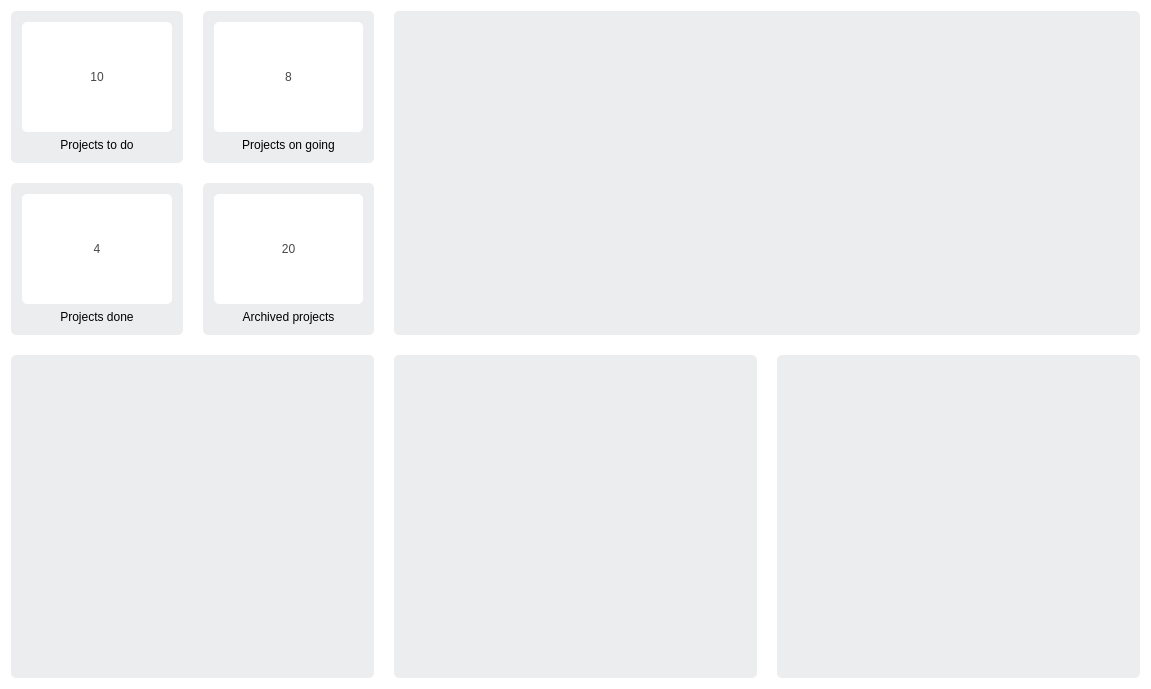
The window that dashboard.ui (Masha58/KeyPlan) describes before a commit, drawn with Qt 5.
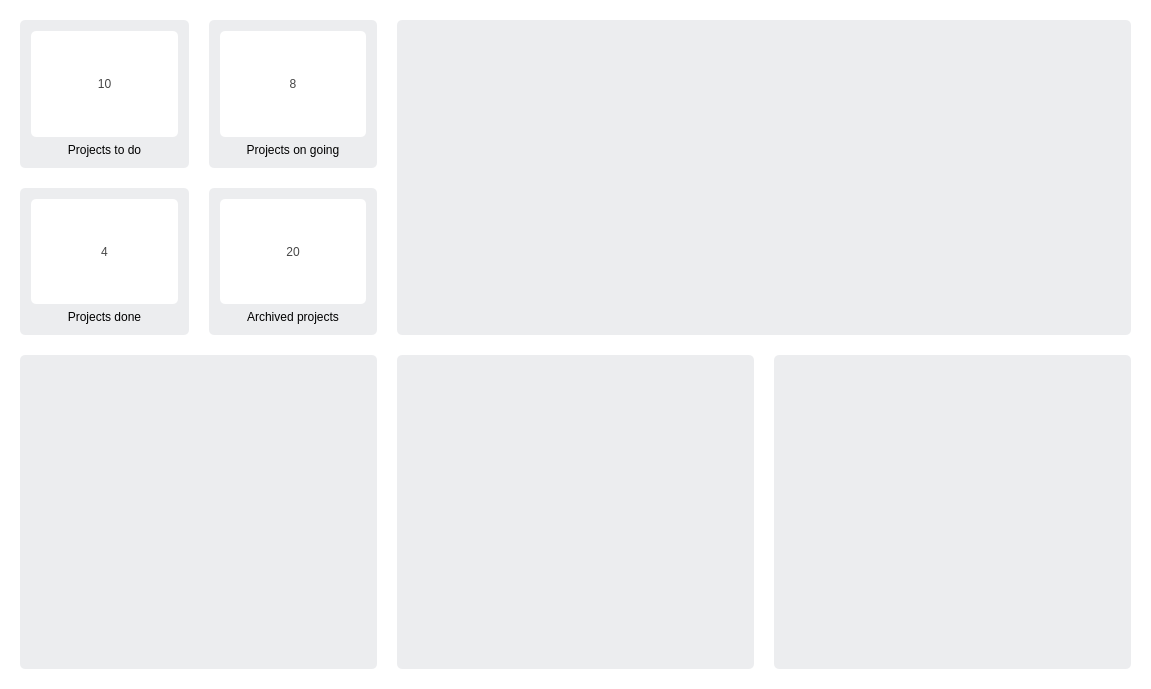
The same window after the commit. Icons and pictures are not drawn.

Patch:
```diff
--- a/dashboard.ui
+++ b/dashboard.ui
@@ -58,6 +58,18 @@
 </string>
   </property>
   <layout class="QGridLayout" name="gridLayout_2" columnstretch="1,1,1" rowminimumheight="1,1">
+   <property name="leftMargin">
+    <number>20</number>
+   </property>
+   <property name="topMargin">
+    <number>20</number>
+   </property>
+   <property name="rightMargin">
+    <number>20</number>
+   </property>
+   <property name="bottomMargin">
+    <number>20</number>
+   </property>
    <property name="spacing">
     <number>20</number>
    </property>
```
Left out of the diff: 17 changed lines with no effect on the pictures.
